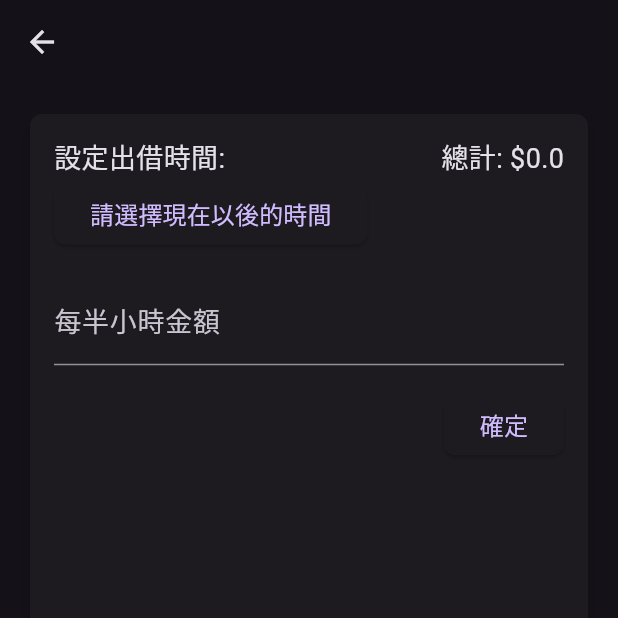
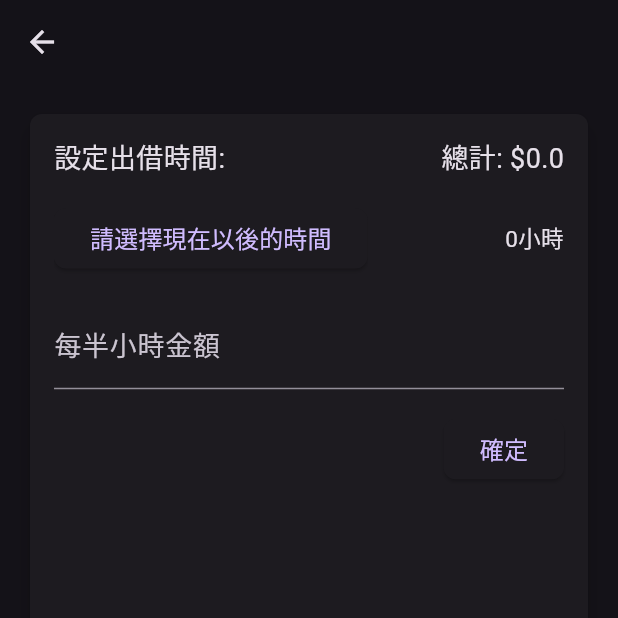
Before and after one commit to Syana6/ParkPals, a Flutter app: the AvailableParkingSpacesEdit screen opened directly with empty values, after a tap on "請選擇現在以後的時間", on a phone screen of 412 x 824 dp, the top half of it. Run offline on Flutter 3.47's test engine with Material 3 defaults, Android fonts, the phone set to English and light mode, and no system bars; our stand-ins replace dio, dropdown_button2; missing offline and left inert: ej_selector, omni_datetime_picker.

Commit message:
時間控制 完成

```diff
--- a/lib/common/dateTimeHelper.dart
+++ b/lib/common/dateTimeHelper.dart
@@ -1,6 +1,10 @@
 // 計算時間差算出出租小時數，不足30分鐘按0.5計算，超過30分鐘小於60分鐘按1計算
 double calculateHourDifference(String startTime, String endTime) {
   try {
+    if(startTime == '' || endTime == '') {
+      return 0;
+    }
+
     DateTime start = DateTime.parse(startTime);
     DateTime end = DateTime.parse(endTime);
     Duration difference = end.difference(start);
@@ -18,7 +22,7 @@ double calculateHourDifference(String startTime, String endTime) {
 
     return double.parse(hourDifference.toStringAsFixed(1));
   } catch (e) {
-    print('解析日期時間字符串時出錯：$e');
+    print('解析日期時間字符串時出錯： startTime= $startTime endTime= $endTime ex: $e');
     return 0.0;
   }
 }
--- a/lib/myPaymentView/available_parking_widgets/available_parking_spaces_edit.dart
+++ b/lib/myPaymentView/available_parking_widgets/available_parking_spaces_edit.dart
@@ -2,8 +2,14 @@ import 'package:flutter/material.dart';
 import 'package:flutter/services.dart';
 import 'package:intl/intl.dart';
 import 'package:omni_datetime_picker/omni_datetime_picker.dart';
+import '../../common/dateTimeHelper.dart';
 
-import '../../common/dateTimeHelper.dart';
+// 用時間選擇器的_selectedTime 進行計算
+enum timeDiffType {
+  getDateDiff, // 顯示日期區間 e.g. 11/01~11/03
+  getTimeDiff, // 顯示時間區間 e.g. 19:30~20:00
+  getHoursDiff, // 顯示總小時數 e.g. 0.5
+}
 
 // 上架中車位資訊編輯
 // 進入編輯中的車位必須要從可租借移除，否則租借的人租借當下可能顯示舊的資訊
@@ -27,7 +33,7 @@ class AvailableParkingSpacesEdit extends StatefulWidget {
 class _AvailableParkingSpacesEditState
     extends State<AvailableParkingSpacesEdit> {
   List<DateTime>? _selectedDate;
-  DateTime _selectedTime = DateTime.now(); // 時間選擇器
+  DateTime _selectedTime = DateTime.now(); // 時間選擇器選擇的時間
   String _startTime = ""; // 選擇的出借開始時間
   String _endTime = ""; // 選擇的出借結束時間
   double _hourlyRate = 0.0; // 每小時出借金額
@@ -65,11 +71,15 @@ class _AvailableParkingSpacesEditState
                         alignment: Alignment.centerRight,
                         child: Text(
                           '總計: \$${_hourlyRate * 2 * calculateHourDifference(_startTime, _endTime)}', // 顯示計算結果
-                          style: TextStyle(fontSize: 18),
+                          style: const TextStyle(fontSize: 18),
                         ),
                       ),
                     ),
                   ]),
+                  const SizedBox(height: 16.0),
+                  Row(
+                    children: [
+                      Stack(children: [
                         ElevatedButton(
                           onPressed: () => _selectDate(context),
                           style: ElevatedButton.styleFrom(
@@ -78,13 +88,25 @@ class _AvailableParkingSpacesEditState
                             ),
                           ),
                           child: Text(
-                      _selectedDate != null &&
-                              _selectedDate![0].compareTo(DateTime.now()) > 0 &&
-                              _selectedDate![1].compareTo(_selectedDate![0]) > 0
-                          ? '${DateFormat('HH:mm').format(_selectedDate![0])} ~ ${DateFormat('HH:mm').format(_selectedDate![1])}'
-                          : '請選擇現在以後的時間',
+                            calculateDateInfo(timeDiffType.getTimeDiff),
                             style: const TextStyle(fontSize: 16),
                           ),
+                        ),
+                        Positioned(
+                          top: -3, // 調整垂直位置，使第一個 Text 稍高於第二個 Text
+                          child: Text(
+                              calculateDateInfo(timeDiffType.getDateDiff),
+                              style: TextStyle(fontSize: 14)),
+                        ),
+                      ]),
+                      Expanded(
+                        child: Text(
+                          calculateDateInfo(timeDiffType.getHoursDiff),
+                          style: const TextStyle(fontSize: 15),
+                          textAlign: TextAlign.right, // 對齊到最右邊
+                        ),
+                      ),
+                    ],
                   ),
                   const SizedBox(height: 16.0),
                   TextFormField(
@@ -139,9 +161,15 @@ class _AvailableParkingSpacesEditState
     final List<DateTime>? pickedDate = await showOmniDateTimeRangePicker(
       context: context,
       startInitialDate:
-          getNextValidTime(DateTime.now().add(const Duration(minutes: 30))),
+        _selectedDate == null ? getNextValidTime(DateTime.now().add(const Duration(minutes: 30))) : _selectedDate![0],
       endInitialDate:
-          getNextValidTime(DateTime.now().add(const Duration(minutes: 90))),
+        _selectedDate == null ? getNextValidTime(DateTime.now().add(const Duration(minutes: 90))) : _selectedDate![1],
+      // 開始最早與最晚可設定日期
+      startFirstDate: getNextValidTime(DateTime.now().add(const Duration(days: 0))),
+      startLastDate: getNextValidTime(DateTime.now().add(const Duration(days: 6))),
+      // 結束最早與最晚可設定日期
+      endFirstDate: getNextValidTime(DateTime.now().add(const Duration(days: 0))),
+      endLastDate: getNextValidTime(DateTime.now().add(const Duration(days: 7))),
       is24HourMode: true,
       isShowSeconds: false,
       minutesInterval: 30,
@@ -169,9 +197,43 @@ class _AvailableParkingSpacesEditState
     if (pickedDate != null && pickedDate != _selectedDate) {
       setState(() {
         _selectedDate = pickedDate;
-         _startTime = DateFormat('yyyy-MM-dd HH:mm:ss').format(_selectedDate![0]);
+        _startTime =
+            DateFormat('yyyy-MM-dd HH:mm:ss').format(_selectedDate![0]);
         _endTime = DateFormat('yyyy-MM-dd HH:mm:ss').format(_selectedDate![1]);
       });
     }
   }
+
+  // 處理本頁的顯示邏輯
+  String calculateDateInfo(timeDiffType diffType) {
+    String rtn = '';
+    try {
+      if (diffType == timeDiffType.getDateDiff) {
+        rtn = _selectedDate != null &&
+                _selectedDate![0].compareTo(DateTime.now()) > 0 &&
+                _selectedDate![1].compareTo(_selectedDate![0]) > 0
+            ? '${DateFormat('MM/dd').format(_selectedDate![0])}      ${DateFormat('MM/dd').format(_selectedDate![1])}'
+            : '';
+      } else if (diffType == timeDiffType.getTimeDiff) {
+        rtn = _selectedDate != null &&
+                _selectedDate![0].compareTo(DateTime.now()) > 0 &&
+                _selectedDate![1].compareTo(_selectedDate![0]) > 0
+            ? '${DateFormat('HH:mm').format(_selectedDate![0])} ~ ${DateFormat('HH:mm').format(_selectedDate![1])}'
+            : '請選擇現在以後的時間';
+      } else if (diffType == timeDiffType.getHoursDiff) {
+        rtn = _selectedDate != null &&
+                _selectedDate![0].compareTo(DateTime.now()) > 0 &&
+                _selectedDate![1].compareTo(_selectedDate![0]) > 0
+            ? '${calculateHourDifference(
+                '${_selectedDate![0]}',
+                '${_selectedDate![1]}',
+              )}小時'
+            : '0小時';
       }
+
+      return rtn;
+    } catch (e) {
+      return '處理錯誤';
+    }
+  }
+}
```
Lines whose indentation alone changed are shown as unchanged.
